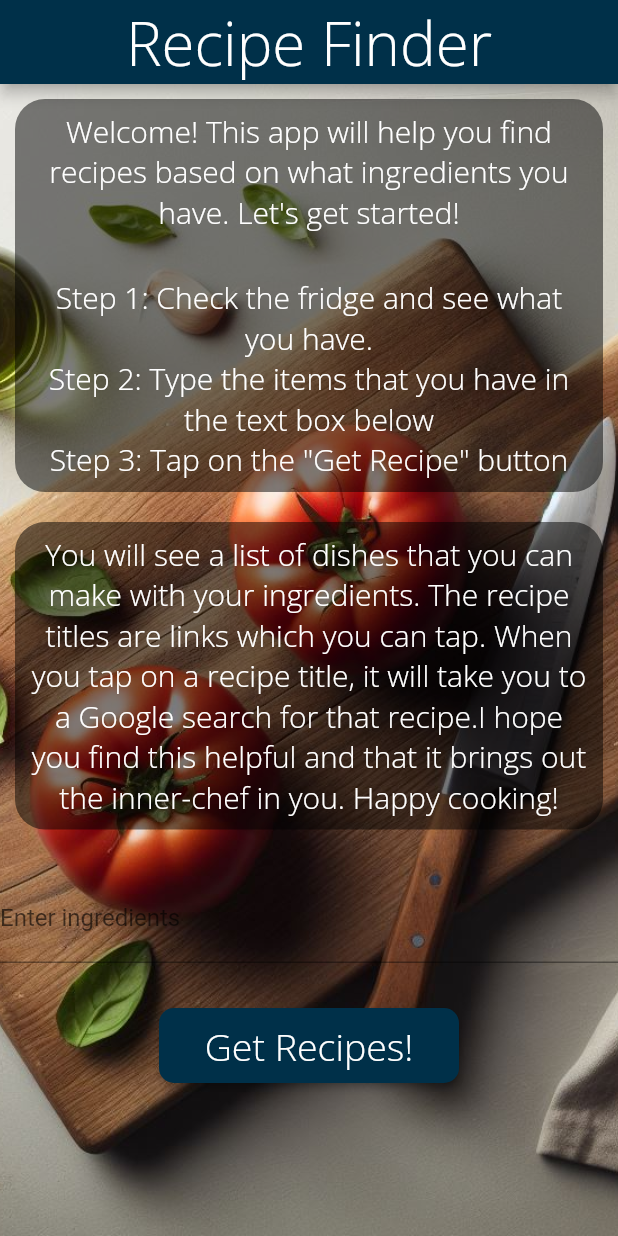
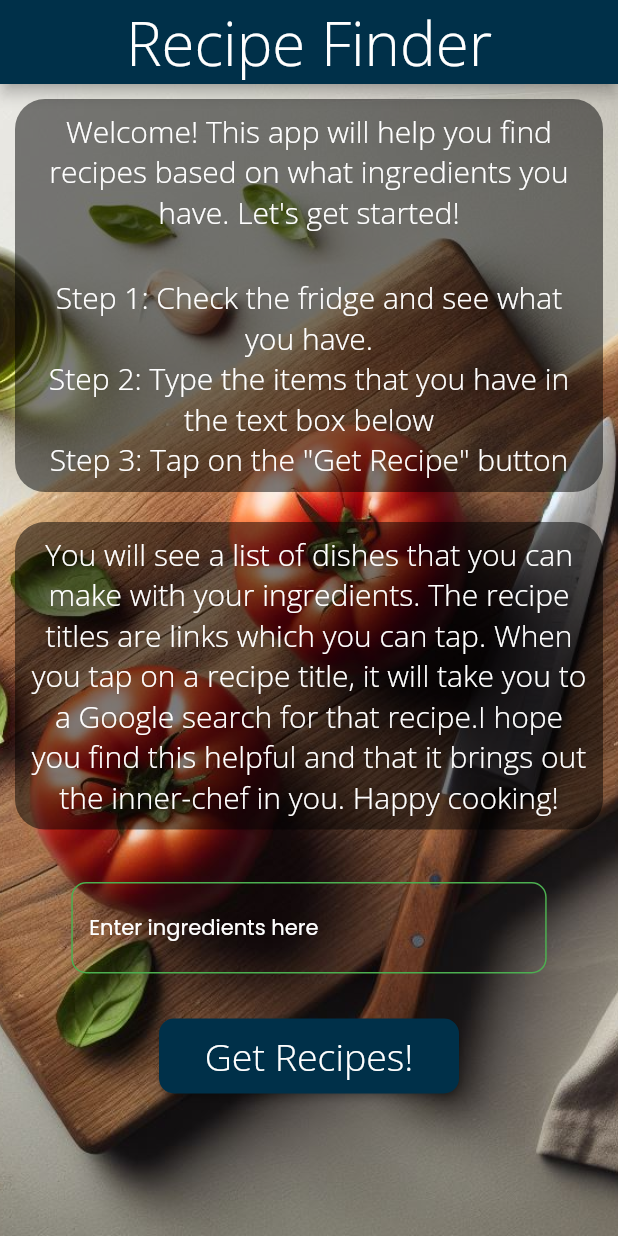
Before and after one commit to dvasquez08/recipe-mobile-app, a Flutter app: the screen it shows after launch, on a phone screen of 412 x 824 dp. Run offline on Flutter 3.47's test engine with Material 2 defaults, Android fonts, the phone set to English and light mode, and no system bars; our stand-ins replace google_fonts.

Commit message:
Changed the look of the text box on the homepage

```diff
--- a/lib/components.dart
+++ b/lib/components.dart
@@ -31,7 +31,7 @@ class TextForm extends StatelessWidget {
   @required this.containerWidth,
   @required this.hintText,
   @required this.controller,
-  this.validator})
+  @required this.validator})
   : super (key: key);
 
   @override
@@ -39,13 +39,12 @@ class TextForm extends StatelessWidget {
     return Column(
       crossAxisAlignment: CrossAxisAlignment.start,
       children: [
-        Text(text, style: GoogleFonts.openSans(
-            fontSize: 16.0, fontWeight: FontWeight.w300, color: Colors.black
-        )),
         const SizedBox(height: 5.0),
         SizedBox(
           width: containerWidth,
           child: TextFormField(
+            cursorColor: Colors.white,
+            style: GoogleFonts.poppins(fontSize: 14.0, color: Colors.white),
             validator: validator,
             controller: controller,
             decoration: InputDecoration(
@@ -58,15 +57,15 @@ class TextForm extends StatelessWidget {
                 borderRadius: BorderRadius.all(Radius.circular(15.0)),
               ),
               enabledBorder: const OutlineInputBorder(
-                borderSide: BorderSide(color: Colors.indigo),
+                borderSide: BorderSide(color: Colors.green),
                 borderRadius: BorderRadius.all(Radius.circular(10.0)),
               ),
               focusedBorder: const OutlineInputBorder(
-                borderSide: BorderSide(color: Colors.blueGrey, width: 2.0),
+                borderSide: BorderSide(color: Colors.lightGreen, width: 2.0),
                 borderRadius: BorderRadius.all(Radius.circular(15.0)),
               ),
               hintText: hintText,
-              hintStyle: GoogleFonts.poppins(fontSize: 14.0),
+              hintStyle: GoogleFonts.poppins(fontSize: 14.0, color: Colors.white),
             ),
           ),
         ),
--- a/lib/homepage.dart
+++ b/lib/homepage.dart
@@ -12,7 +12,8 @@ class homepage extends StatefulWidget {
 }
 
 class _homepageState extends State<homepage> {
-  TextEditingController _ingredients = TextEditingController();
+  final TextEditingController _ingredients = TextEditingController();
+  final formKey = GlobalKey<FormState>();
   List<String> _recipes = [''];
 
   Future<void> _getRecipes() async {
@@ -49,24 +50,21 @@ class _homepageState extends State<homepage> {
           backgroundColor: Color(0XFF003049),
           centerTitle: true,
         ),
-
-
         body: Container(
           decoration: const BoxDecoration(
               image: DecorationImage(
-                  image: AssetImage('assets/bg1.jpg'),
-                  fit: BoxFit.cover)),
+                  image: AssetImage('assets/bg1.jpg'), fit: BoxFit.cover)),
           child: ListView(
             children: [
-
-
               Container(
                 decoration: BoxDecoration(
                     color: Color.fromRGBO(0, 0, 0, 0.5),
                     borderRadius: BorderRadius.circular(20.0)),
                 alignment: Alignment.center,
-                padding: const EdgeInsets.only(left: 10.0, right: 10.0, top: 8.0, bottom: 8.0),
-                margin: const EdgeInsets.only(left: 10.0, right: 10.0, top: 10.0),
+                padding: const EdgeInsets.only(
+                    left: 10.0, right: 10.0, top: 8.0, bottom: 8.0),
+                margin:
+                    const EdgeInsets.only(left: 10.0, right: 10.0, top: 10.0),
                 child: const Column(
                   children: [
                     SansText(
@@ -81,20 +79,16 @@ class _homepageState extends State<homepage> {
                         20.0),
                     SansText('Step 3: Tap on the "Get Recipe" button', 20.0),
                   ],
-
                 ),
               ),
-
-
               const SizedBox(height: 20.0),
-
-
               Container(
                 decoration: BoxDecoration(
                     color: const Color.fromRGBO(0, 0, 0, 0.5),
                     borderRadius: BorderRadius.circular(20.0)),
                 alignment: Alignment.center,
-                padding: const EdgeInsets.only(left: 10.0, right: 10.0, bottom: 8.0, top: 8.0),
+                padding: const EdgeInsets.only(
+                    left: 10.0, right: 10.0, bottom: 8.0, top: 8.0),
                 margin: const EdgeInsets.only(left: 10.0, right: 10.0),
                 child: const Column(
                   children: [
@@ -106,20 +100,23 @@ class _homepageState extends State<homepage> {
                   ],
                 ),
               ),
-
-
               Container(
                 alignment: Alignment.center,
+                child: Form(
+                  key: formKey,
                   child: Column(
                     children: [
                       SizedBox(height: 30.0),
-
-
-                    TextField(
-                      controller: _ingredients,
-                      decoration:
-                          InputDecoration(labelText: 'Enter ingredients'),
-                    ),
+                      TextForm(
+                          text: 'Ingredients',
+                          containerWidth: widthDevice / 1.3,
+                          hintText: 'Enter ingredients here',
+                          validator: (text) {
+                            if (text.toString().isEmpty) {
+                              return "Field is required";
+                            }
+                      },
+                          controller: _ingredients),
 
 
                       SizedBox(height: 30.0),
@@ -138,8 +135,7 @@ class _homepageState extends State<homepage> {
                     ],
                   ),
                 ),
-
-
+              ),
             ],
           ),
         ),
--- a/lib/recipes.dart
+++ b/lib/recipes.dart
@@ -42,7 +42,7 @@ class _RecipesState extends State<Recipes> {
           fit: BoxFit.cover)
         ),
         child: Container(
-          decoration: BoxDecoration(
+          decoration: const BoxDecoration(
             color: Color.fromRGBO(0, 0, 0, 0.5)
           ),
           child: ListView.builder(
```
Lines whose indentation alone changed are shown as unchanged.
